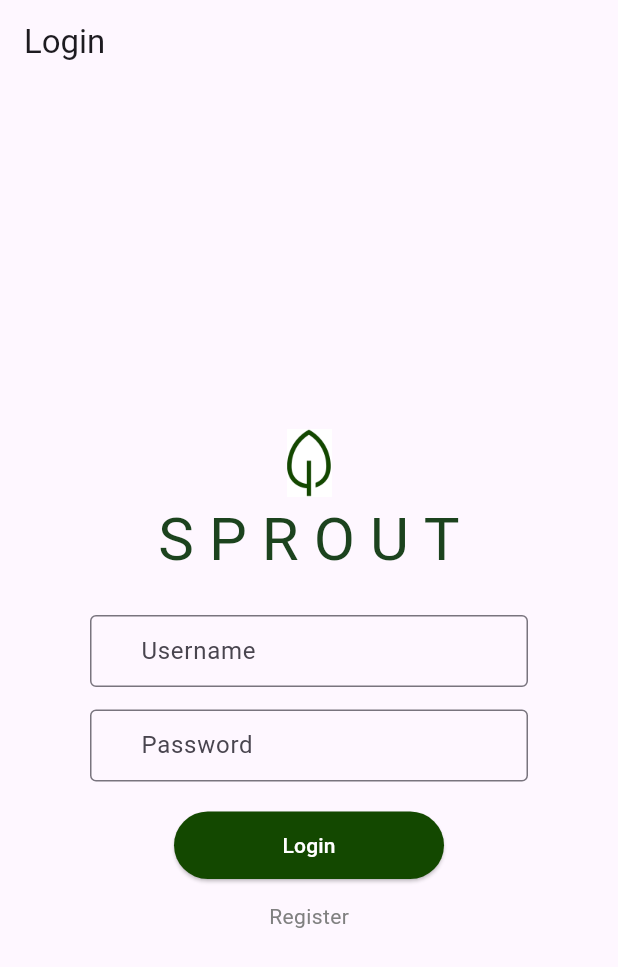
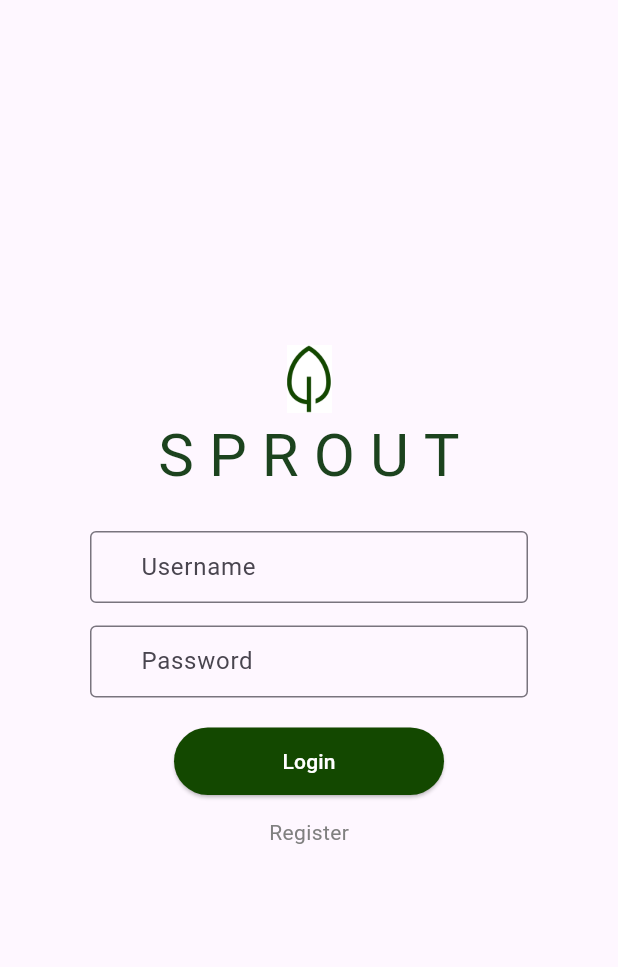
Before and after one commit to etadesse2/Sprout, a Flutter app: the screen it shows after launch, after a tap on "Login", on a phone screen of 412 x 824 dp. Shown: the top 967 px of the screen. Run offline on Flutter 3.47's test engine with Material 3 defaults, Android fonts, the phone set to English and light mode, and no system bars; our stand-ins replace shared_preferences.

Commit message:
rm login appbar

```diff
--- a/sprouts/lib/login_screen.dart
+++ b/sprouts/lib/login_screen.dart
@@ -29,7 +29,6 @@ class LoginScreen extends StatelessWidget {
   Widget build(BuildContext context) {
     return MaterialApp(
       home: Scaffold(
-        appBar: AppBar(title: Text('Login')),
         body: Padding(
           padding: const EdgeInsets.only(left: 60, right: 60),
           child: Center(
```
